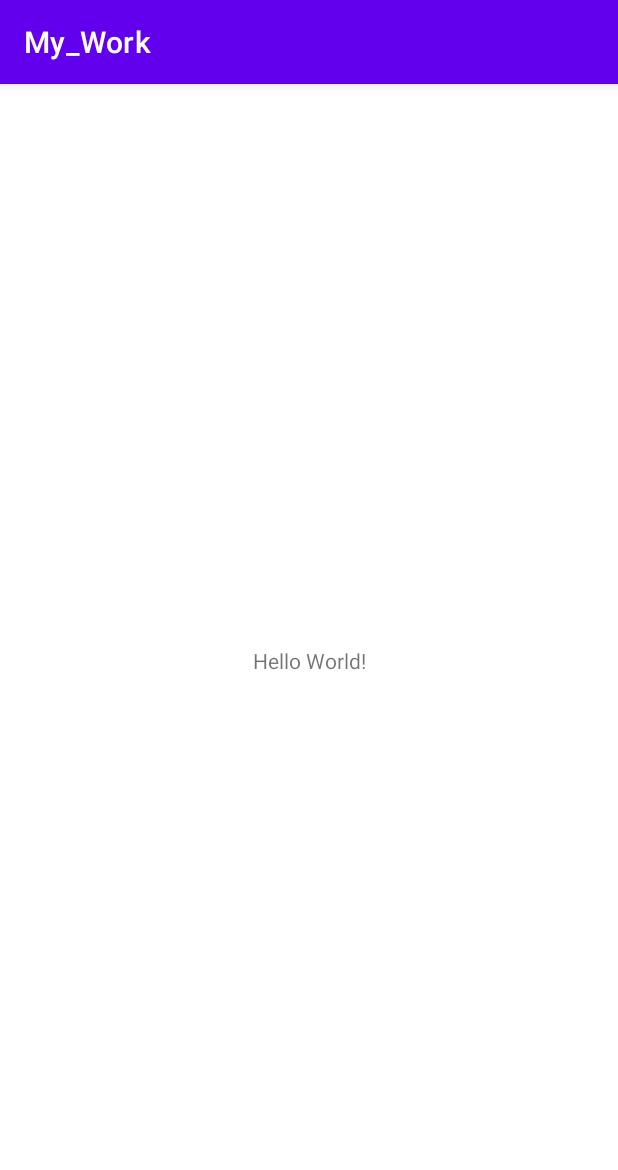
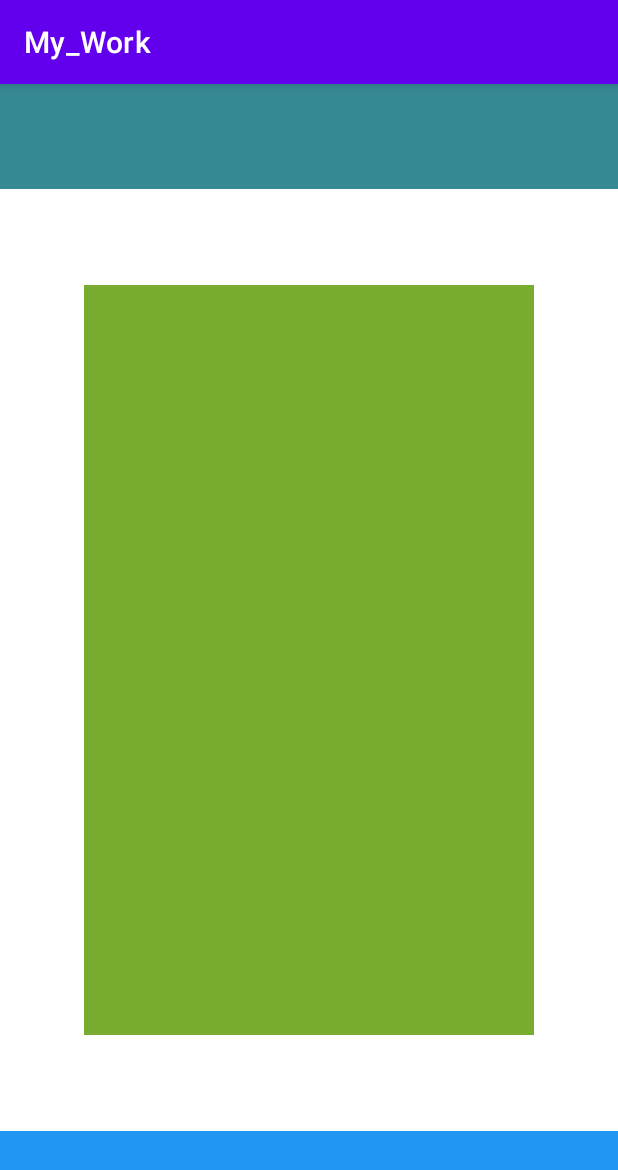
Before and after one commit to DaniilGrebeniuk/My_Work, an Android app: the screen it shows after launch (MainActivity), on a phone screen of 412 x 824 dp. Shown: the top 1170 px of the screen. Run offline under Robolectric (Android 15) with nearby library versions, the phone set to English and light mode, and no system bars.

Commit message:
commit1.0

```diff
--- a/app/src/main/res/layout/activity_main.xml
+++ b/app/src/main/res/layout/activity_main.xml
@@ -6,13 +6,31 @@
     android:layout_height="match_parent"
     tools:context=".MainActivity">
 
-    <TextView
-        android:layout_width="wrap_content"
-        android:layout_height="wrap_content"
-        android:text="Hello World!"
+    <LinearLayout
+        android:id="@+id/batton"
+        android:layout_width="300dp"
+        android:layout_height="500dp"
+        app:layout_constraintBottom_toTopOf="@id/daun_meny"
+        app:layout_constraintTop_toBottomOf="@id/up_meny"
+        app:layout_constraintStart_toStartOf="parent"
+        app:layout_constraintEnd_toEndOf="parent"
+        android:background="#78AC30"
+        android:orientation="vertical">
+
+    </LinearLayout>
+
+    <FrameLayout
+        android:id="@+id/up_meny"
+        android:layout_width="match_parent"
+        android:layout_height="70dp"
+        app:layout_constraintTop_toTopOf="parent"
+        android:background="#368893"/>
+
+    <FrameLayout
+        android:id="@+id/daun_meny"
+        android:layout_width="match_parent"
+        android:layout_height="70dp"
         app:layout_constraintBottom_toBottomOf="parent"
-        app:layout_constraintEnd_toEndOf="parent"
-        app:layout_constraintStart_toStartOf="parent"
-        app:layout_constraintTop_toTopOf="parent" />
+        android:background="#2196F3"/>
 
 </androidx.constraintlayout.widget.ConstraintLayout>
```
